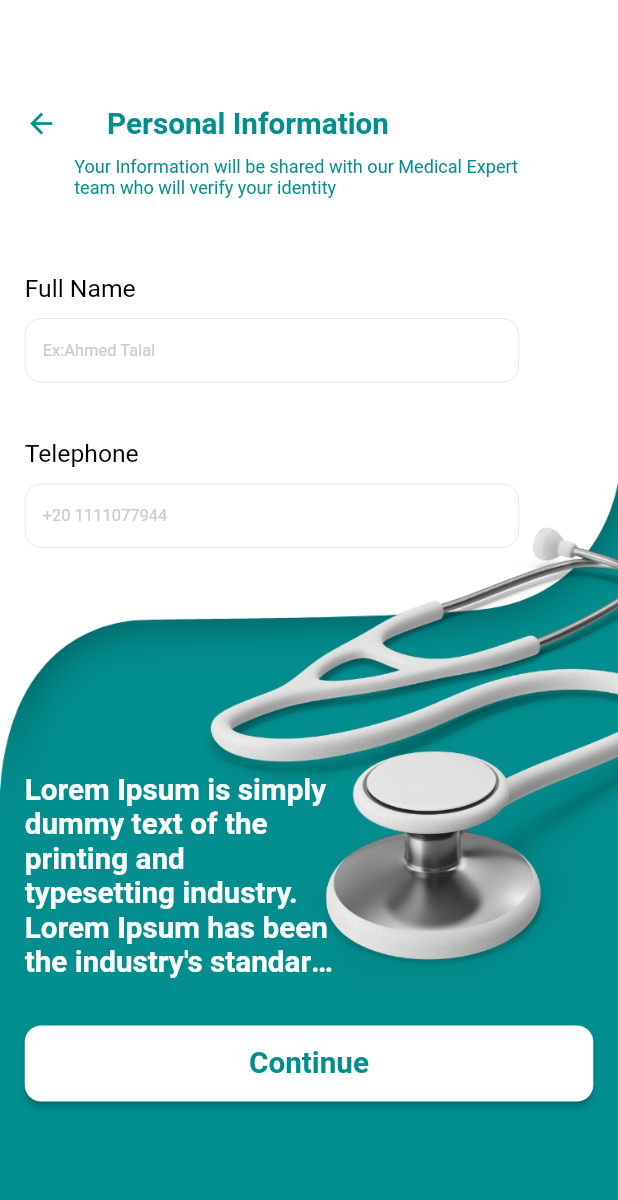
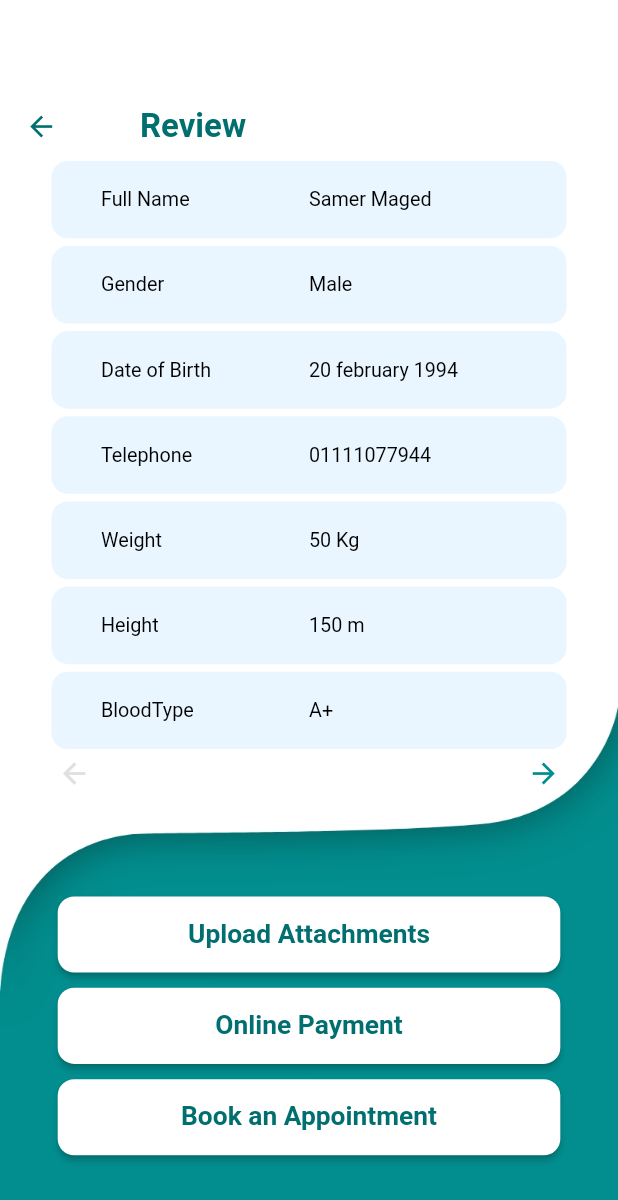
Before and after one commit to Mariam-Awad/Doctor, a Flutter app: the BookingAnAppointmentScreen screen opened by its route, swiped to page 3, on a phone screen of 412 x 824 dp. Shown: the top 1200 px of the screen. Run offline on Flutter 3.47's test engine with Material 2 defaults, Android fonts, the phone set to English and light mode, and no system bars; our stand-ins replace curved_navigation_bar, dio, dotted_border, flutter_otp_text_field, flutter_screenutil, flutter_svg; missing offline and left inert: flutter_rounded_date_picker; generated files the repository leaves out were written again; Roboto replaces fonts that are missing (Lato-Bold, Lato-Regular).

Commit message:
create booking an appointment screen

```diff
--- a/lib/config/l10n/app_en.arb
+++ b/lib/config/l10n/app_en.arb
@@ -77,5 +77,11 @@
   "logout": "Logout",
   "save": "Save",
   "edit": "Edit",
-  "age": "Age"
+  "age": "Age",
+  "weight": "Weight",
+  "height": "Height",
+  "blood_type": "BloodType",
+  "your_problem": "Your Problem",
+  "appointment_date": "Appointment Date",
+  "branch": "Branch"
 }
--- a/lib/config/routes/app_routes.dart
+++ b/lib/config/routes/app_routes.dart
@@ -11,4 +11,5 @@ class AppRoutes {
   static const String verifyIdentityRouteName = "/verifyIdentityScreen";
   static const String biographyRouteName = "/biographyScreen";
   static const String personalInfoRouteName = "/personalInfoScreen";
+  static const String reviewInfoRouteName = "/ReviewBookingInfoScreen";
 }
--- a/lib/config/routes/route_manager.dart
+++ b/lib/config/routes/route_manager.dart
@@ -1,5 +1,6 @@
 import 'package:doctor/config/routes/app_routes.dart';
 import 'package:doctor/presentation/screens/biography_screen.dart';
+import 'package:doctor/presentation/screens/booking_screens/review_booking_info_screen.dart';
 import 'package:doctor/presentation/screens/forget_password_screen.dart';
 import 'package:doctor/presentation/screens/main_screen.dart';
 import 'package:doctor/presentation/screens/my_visits_screen.dart';
@@ -49,6 +50,10 @@ class AppRouteManager {
         return MaterialPageRoute(
           builder: (context) => const BookingAnAppointmentScreen(),
         );
+      case AppRoutes.reviewInfoRouteName:
+        return MaterialPageRoute(
+          builder: (context) => const ReviewBookingInfoScreen(),
+        );
       default:
         return _undefinedRoute();
     }
--- a/lib/core/utils/app_assets_util.dart
+++ b/lib/core/utils/app_assets_util.dart
@@ -96,4 +96,5 @@ class AppAssetsUtil {
       "assets/images/onboardingrightbuttonimpossible.svg";
   static const String onboardingRightButtonpossible =
       "assets/images/onboardingrightbuttonpossible.svg";
+  static const String mapImage = "assets/images/map.jpg";
 }
--- a/lib/presentation/helpers/booking_appointment_screen_helper.dart
+++ b/lib/presentation/helpers/booking_appointment_screen_helper.dart
@@ -2,7 +2,7 @@ import 'package:doctor/core/app_debug_prints.dart';
 import 'package:doctor/core/utils/app_colors_util.dart';
 import 'package:doctor/presentation/screens/booking_screens/personal_info_screen1.dart';
 import 'package:doctor/presentation/screens/booking_screens/personal_info_screen2.dart';
-import 'package:doctor/presentation/screens/booking_screens/personal_info_screen3.dart';
+import 'package:doctor/presentation/screens/booking_screens/review_booking_info_screen.dart';
 import 'package:flutter/material.dart';
 
 class BookingAppointmentScreenHelper {
@@ -23,7 +23,7 @@ class BookingAppointmentScreenHelper {
   List<Widget> bookingScreens = const [
     PersonalInfoScreen1(),
     PersonalInfoScreen2(),
-    PersonalInfoScreen3(),
+    ReviewBookingInfoScreen(),
   ];
 
   navToSecondPage(int pageIndex) {
@@ -35,8 +35,9 @@ class BookingAppointmentScreenHelper {
       );
     }
   }
-  navToThirdPage(int pageIndex){
-    if(gender.isNotEmpty){
+
+  navToThirdPage(int pageIndex) {
+    if (gender.isNotEmpty) {
       bookingController.animateToPage(
         pageIndex,
         duration: const Duration(seconds: 1),
@@ -44,8 +45,6 @@ class BookingAppointmentScreenHelper {
       );
     }
   }
-
-
 
   String gender = '';
   Color maleContainerColor = AppColorUtil.white;
--- /dev/null
+++ b/lib/presentation/helpers/review_booking_info_screen_helper.dart
@@ -0,0 +1,23 @@
+import 'package:doctor/presentation/widgets/review_booking_section_1_widget.dart';
+import 'package:doctor/presentation/widgets/review_booking_section_2_widget.dart';
+import 'package:flutter/material.dart';
+
+class ReviewBookingInfoScreenHelper {
+  static ReviewBookingInfoScreenHelper? _reviewSBookingInfocreenHelper;
+  ReviewBookingInfoScreenHelper._internal();
+  static ReviewBookingInfoScreenHelper instance() {
+    if (_reviewSBookingInfocreenHelper == null) {
+      return _reviewSBookingInfocreenHelper =
+          ReviewBookingInfoScreenHelper._internal();
+    }
+    return _reviewSBookingInfocreenHelper!;
+  }
+
+  List<Widget> reviewScreenSections = const [
+    ReviewBookingSection1Widget(),
+    ReviewBookingSection2Widget(),
+  ];
+
+  PageController pageVIewController = PageController(initialPage: 0);
+  int index = 0;
+}
--- a/lib/presentation/screens/biography_screen.dart
+++ b/lib/presentation/screens/biography_screen.dart
@@ -116,9 +116,14 @@ class BiographyScreen extends StatelessWidget {
               Container(
                 height: 200.h,
                 width: double.maxFinite,
-                color: Colors.grey[300],
-                child: const Center(
-                  child: Text("Map"),
+                decoration: BoxDecoration(
+                  color: Colors.grey[300],
+                  image: const DecorationImage(
+                    image: AssetImage(
+                      AppAssetsUtil.mapImage,
+                    ),
+                    fit: BoxFit.fill,
+                  ),
                 ),
               ),
               20.verticalSpace,
--- a/lib/presentation/screens/booking_screens/personal_info_screen3.dart
+++ /dev/null
@@ -1,174 +0,0 @@
-import 'package:doctor/config/routes/app_navigation_manager.dart';
-import 'package:doctor/config/screen_resizer.dart';
-import 'package:doctor/core/utils/app_assets_util.dart';
-import 'package:doctor/core/utils/app_colors_util.dart';
-import 'package:doctor/core/utils/app_strings.dart';
-import 'package:doctor/core/utils/app_styles_util.dart';
-import 'package:doctor/presentation/helpers/booking_appointment_screen_helper.dart';
-import 'package:doctor/presentation/widgets/app_back_btn_widget.dart';
-import 'package:doctor/presentation/widgets/app_button_widget.dart';
-import 'package:doctor/presentation/widgets/app_text_form_widget.dart';
-import 'package:flutter/material.dart';
-import 'package:flutter_gen/gen_l10n/app_localizations.dart';
-import 'package:flutter_screenutil/flutter_screenutil.dart';
-
-class PersonalInfoScreen3 extends StatelessWidget {
-  const PersonalInfoScreen3({super.key});
-
-  @override
-  Widget build(BuildContext context) {
-    return Scaffold(
-      body: SingleChildScrollView(
-        scrollDirection: Axis.vertical,
-        child: Container(
-          height: ScreenResizer.getScreenHeight(context),
-          width: ScreenResizer.getScreenWidth(context),
-          padding: EdgeInsets.symmetric(vertical: 70.h, horizontal: 15.w),
-          decoration: const BoxDecoration(
-            image: DecorationImage(
-              image: AssetImage(
-                AppAssetsUtil.patientBackgroundSama3aImage,
-              ),
-              fit: BoxFit.cover,
-            ),
-          ),
-          child: Column(
-            mainAxisAlignment: MainAxisAlignment.start,
-            crossAxisAlignment: CrossAxisAlignment.start,
-            children: [
-              AppBackBtnWidget(
-                onClick: () {
-                  BookingAppointmentScreenHelper.instance()
-                      .bookingController
-                      .previousPage(
-                    duration: const Duration(seconds: 1),
-                    curve: Curves.easeInOut,
-                  );
-                },
-                titleIsVisible: true,
-                title: AppLocalizations.of(context)!.personal_information,
-                titleStyle: AppStylesUtil.textBoldStyle(
-                  18.sp,
-                  AppColorUtil.iconsDarkGreen,
-                  FontWeight.bold,
-                ),
-                iconColor: AppColorUtil.iconsDarkGreen,
-                space: 30.horizontalSpace,
-              ),
-              10.verticalSpace,
-              Padding(
-                padding: EdgeInsets.symmetric(horizontal: 30.w),
-                child: Text(
-                  AppLocalizations.of(context)!.your_information_will_be_shared,
-                  style: AppStylesUtil.textBoldStyle(
-                    11.sp,
-                    AppColorUtil.textDarkGreen,
-                    FontWeight.w400,
-                  ),
-                ),
-              ),
-              50.verticalSpace,
-              Form(
-                child: Column(
-                  mainAxisAlignment: MainAxisAlignment.start,
-                  crossAxisAlignment: CrossAxisAlignment.start,
-                  children: [
-                    Text(
-                      AppLocalizations.of(context)!.full_name,
-                      style: AppStylesUtil.textBoldStyle(
-                        15.sp,
-                        Colors.black,
-                        FontWeight.w400,
-                      ),
-                    ),
-                    10.verticalSpace,
-                    AppTextFormWidget(
-                      hint: "enter your full name",
-                      textFormFieldWidth: 300.w,
-                      textType: TextInputType.text,
-                      onChangeListener: (value) {},
-                      onValidateListener: (value) {},
-                      sideColor: AppColorUtil.shadowGrey,
-                      radius: 10.sp,
-                      sideWidth: .5,
-                      initialValue: "",
-                      fillColor: AppColorUtil.white,
-                      isFiled: true,
-                      fontType: appFontBold,
-                      hintSize: 10.sp,
-                      textSize: 10.sp,
-                      label: "Ex:Ahmed Talal",
-                      labelSize: 20.sp,
-                    ),
-                    20.verticalSpace,
-                    Text(
-                      AppLocalizations.of(context)!.telephone,
-                      style: AppStylesUtil.textBoldStyle(
-                        15.sp,
-                        Colors.black,
-                        FontWeight.w400,
-                      ),
-                    ),
-                    10.verticalSpace,
-                    AppTextFormWidget(
-                      hint: "enter your phone number",
-                      textFormFieldWidth: 300.w,
-                      textType: TextInputType.number,
-                      onChangeListener: (value) {},
-                      onValidateListener: (value) {},
-                      sideColor: AppColorUtil.shadowGrey,
-                      radius: 10.sp,
-                      sideWidth: .5,
-                      initialValue: "",
-                      fillColor: AppColorUtil.white,
-                      isFiled: true,
-                      fontType: appFontBold,
-                      hintSize: 10.sp,
-                      textSize: 10.sp,
-                      label: "+20 1111077944",
-                      labelSize: 20.sp,
-                    ),
-                  ],
-                ),
-              ),
-              130.verticalSpace,
-              SizedBox(
-                width: ScreenResizer.getScreenWidth(context) / 2,
-                child: Text(
-                  loremText,
-                  maxLines: 6,
-                  overflow: TextOverflow.ellipsis,
-                  style: AppStylesUtil.textBoldStyle(
-                    18.sp,
-                    AppColorUtil.white,
-                    FontWeight.bold,
-                  ),
-                ),
-              ),
-              30.verticalSpace,
-              AppButtonWidget(
-                onClick: () {},
-                customChild: Text(
-                  AppLocalizations.of(context)!.continues,
-                  style: AppStylesUtil.textBoldStyle(
-                    18.sp,
-                    AppColorUtil.iconsDarkGreen,
-                    FontWeight.bold,
-                  ),
-                ),
-                btnBackgroundColor: AppColorUtil.white,
-                btnSize: Size(
-                  double.maxFinite,
-                  50.h,
-                ),
-                btnRadius: 10.sp,
-                width: double.maxFinite,
-                height: 50.h,
-              ),
-            ],
-          ),
-        ),
-      ),
-    );
-  }
-}
--- /dev/null
+++ b/lib/presentation/screens/booking_screens/review_booking_info_screen.dart
@@ -0,0 +1,197 @@
+import 'package:doctor/config/screen_resizer.dart';
+import 'package:doctor/core/utils/app_assets_util.dart';
+import 'package:doctor/core/utils/app_colors_util.dart';
+import 'package:doctor/core/utils/app_styles_util.dart';
+import 'package:doctor/presentation/helpers/booking_appointment_screen_helper.dart';
+import 'package:doctor/presentation/helpers/review_booking_info_screen_helper.dart';
+import 'package:doctor/presentation/widgets/app_back_btn_widget.dart';
+import 'package:doctor/presentation/widgets/app_button_widget.dart';
+import 'package:flutter/material.dart';
+import 'package:flutter_screenutil/flutter_screenutil.dart';
+import 'package:flutter_gen/gen_l10n/app_localizations.dart';
+
+class ReviewBookingInfoScreen extends StatelessWidget {
+  const ReviewBookingInfoScreen({super.key});
+
+  @override
+  Widget build(BuildContext context) {
+    return Scaffold(
+      body: SingleChildScrollView(
+        scrollDirection: Axis.vertical,
+        child: Container(
+          height: ScreenResizer.getScreenHeight(context),
+          width: ScreenResizer.getScreenWidth(context),
+          padding: EdgeInsets.symmetric(horizontal: 15.w),
+          decoration: const BoxDecoration(
+            image: DecorationImage(
+              image: AssetImage(
+                AppAssetsUtil.reviewBackgroundImage,
+              ),
+              fit: BoxFit.fill,
+            ),
+          ),
+          child: Column(
+            children: [
+              70.verticalSpace,
+              AppBackBtnWidget(
+                onClick: () {
+                  BookingAppointmentScreenHelper.instance()
+                      .bookingController
+                      .previousPage(
+                        duration: const Duration(seconds: 1),
+                        curve: Curves.easeInOut,
+                      );
+                },
+                titleIsVisible: true,
+                titleStyle: AppStylesUtil.textBoldStyle(
+                  20.sp,
+                  AppColorUtil.darkGreen,
+                  FontWeight.bold,
+                ),
+                iconColor: AppColorUtil.darkGreen,
+                space: 50.horizontalSpace,
+                title: AppLocalizations.of(context)!.review,
+              ),
+              10.verticalSpace,
+              SizedBox(
+                height: ScreenResizer.getScreenHeight(context) / 2.1,
+                child: PageView.builder(
+                  physics: const NeverScrollableScrollPhysics(),
+                  controller: ReviewBookingInfoScreenHelper.instance()
+                      .pageVIewController,
+                  itemCount: ReviewBookingInfoScreenHelper.instance()
+                      .reviewScreenSections
+                      .length,
+                  itemBuilder: (context, index) {
+                    return ReviewBookingInfoScreenHelper.instance()
+                        .reviewScreenSections[index];
+                  },
+                ),
+              ),
+              5.verticalSpace,
+              StatefulBuilder(
+                builder: (context, setState) {
+                  return Padding(
+                    padding: EdgeInsets.symmetric(horizontal: 20.w),
+                    child: Row(
+                      mainAxisAlignment: MainAxisAlignment.spaceBetween,
+                      children: [
+                        InkWell(
+                          onTap: () {
+                            setState(() {
+                              ReviewBookingInfoScreenHelper.instance()
+                                  .pageVIewController
+                                  .previousPage(
+                                    duration: const Duration(seconds: 1),
+                                    curve: Curves.easeInOut,
+                                  );
+                              ReviewBookingInfoScreenHelper.instance().index =
+                                  0;
+                            });
+                          },
+                          child: Icon(
+                            Icons.arrow_back,
+                            size: 20.sp,
+                            color: ReviewBookingInfoScreenHelper.instance()
+                                        .index ==
+                                    1
+                                ? AppColorUtil.iconsDarkGreen
+                                : Colors.grey[300],
+                          ),
+                        ),
+                        InkWell(
+                          onTap: () {
+                            setState(() {
+                              ReviewBookingInfoScreenHelper.instance()
+                                  .pageVIewController
+                                  .animateToPage(
+                                    1,
+                                    duration: const Duration(seconds: 1),
+                                    curve: Curves.easeInOut,
+                                  );
+                              ReviewBookingInfoScreenHelper.instance().index =
+                                  1;
+                            });
+                          },
+                          child: Icon(
+                            Icons.arrow_forward,
+                            size: 20.sp,
+                            color: ReviewBookingInfoScreenHelper.instance()
+                                        .index ==
+                                    0
+                                ? AppColorUtil.iconsDarkGreen
+                                : Colors.grey[300],
+                          ),
+                        ),
+                      ],
+                    ),
+                  );
+                },
+              ),
+              70.verticalSpace,
+              Padding(
+                padding: EdgeInsets.symmetric(horizontal: 20.w),
+                child: AppButtonWidget(
+                  onClick: () {},
+                  customChild: Text(
+                    AppLocalizations.of(context)!.upload_attachments,
+                    style: AppStylesUtil.textBoldStyle(
+                      16.sp,
+                      AppColorUtil.darkGreen,
+                      FontWeight.bold,
+                    ),
+                  ),
+                  btnBackgroundColor: AppColorUtil.white,
+                  btnSize: Size(double.maxFinite,50.h),
+                  btnRadius: 10.sp,
+                  width: double.maxFinite,
+                  height: 50.h,
+                ),
+              ),
+              10.verticalSpace,
+              Padding(
+                padding:EdgeInsets.symmetric(horizontal: 20.w),
+                child: AppButtonWidget(
+                  onClick: () {},
+                  customChild: Text(
+                    AppLocalizations.of(context)!.online_payment,
+                    style: AppStylesUtil.textBoldStyle(
+                      16.sp,
+                      AppColorUtil.darkGreen,
+                      FontWeight.bold,
+                    ),
+                  ),
+                  btnBackgroundColor: AppColorUtil.white,
+                  btnSize: Size(double.maxFinite,50.h),
+                  btnRadius: 10.sp,
+                  width: double.maxFinite,
+                  height: 50.h,
+                ),
+              ),
+              10.verticalSpace,
+              Padding(
+                  padding: EdgeInsets.symmetric(horizontal: 20.w),
+                child: AppButtonWidget(
+                  onClick: () {},
+                  customChild: Text(
+                    AppLocalizations.of(context)!.book_an_appointment,
+                    style: AppStylesUtil.textBoldStyle(
+                      16.sp,
+                      AppColorUtil.darkGreen,
+                      FontWeight.bold,
+                    ),
+                  ),
+                  btnBackgroundColor: AppColorUtil.white,
+                  btnSize: Size(double.maxFinite,50.h),
+                  btnRadius: 10.sp,
+                  width: double.maxFinite,
+                  height: 50.h,
+                ),
+              ),
+            ],
+          ),
+        ),
+      ),
+    );
+  }
+}
--- /dev/null
+++ b/lib/presentation/widgets/review_booking_section_1_widget.dart
@@ -0,0 +1,53 @@
+import 'package:doctor/presentation/widgets/review_booking_view_widget.dart';
+import 'package:flutter/material.dart';
+import 'package:flutter_gen/gen_l10n/app_localizations.dart';
+import 'package:flutter_screenutil/flutter_screenutil.dart';
+
+class ReviewBookingSection1Widget extends StatelessWidget {
+  const ReviewBookingSection1Widget({super.key});
+
+  @override
+  Widget build(BuildContext context) {
+    return SizedBox(
+      width: double.maxFinite,
+      child: Column(
+        children: [
+          ReviewBookingViewWidget(
+            title: AppLocalizations.of(context)!.full_name,
+            value: "Samer Maged",
+          ),
+          5.verticalSpace,
+          ReviewBookingViewWidget(
+            title: AppLocalizations.of(context)!.gender,
+            value: "Male",
+          ),
+          5.verticalSpace,
+          ReviewBookingViewWidget(
+            title: AppLocalizations.of(context)!.date_of_birth,
+            value: "20 february 1994",
+          ),
+          5.verticalSpace,
+          ReviewBookingViewWidget(
+            title: AppLocalizations.of(context)!.telephone,
+            value: "01111077944",
+          ),
+          5.verticalSpace,
+          ReviewBookingViewWidget(
+            title: AppLocalizations.of(context)!.weight,
+            value: "50 Kg",
+          ),
+          5.verticalSpace,
+          ReviewBookingViewWidget(
+            title: AppLocalizations.of(context)!.height,
+            value: "150 m",
+          ),
+          5.verticalSpace,
+          ReviewBookingViewWidget(
+            title: AppLocalizations.of(context)!.blood_type,
+            value: "A+",
+          ),
+        ],
+      ),
+    );
+  }
+}
--- /dev/null
+++ b/lib/presentation/widgets/review_booking_section_2_widget.dart
@@ -0,0 +1,44 @@
+import 'package:doctor/presentation/widgets/review_booking_view_widget.dart';
+import 'package:flutter/material.dart';
+import 'package:flutter_gen/gen_l10n/app_localizations.dart';
+import 'package:flutter_screenutil/flutter_screenutil.dart';
+
+class ReviewBookingSection2Widget extends StatelessWidget {
+  const ReviewBookingSection2Widget({super.key});
+
+  @override
+  Widget build(BuildContext context) {
+    return SizedBox(
+      width: double.maxFinite,
+      child: Column(
+        children: [
+          ReviewBookingViewWidget(
+            title: AppLocalizations.of(context)!.age,
+            value: "30",
+          ),
+          5.verticalSpace,
+          ReviewBookingViewWidget(
+            title: AppLocalizations.of(context)!.visit_type,
+            value: "Medical Consultation",
+          ),
+          5.verticalSpace,
+          ReviewBookingViewWidget(
+            title: AppLocalizations.of(context)!.your_problem,
+            value: "Stomach Pain",
+          ),
+          5.verticalSpace,
+          ReviewBookingViewWidget(
+            title: AppLocalizations.of(context)!.appointment_date,
+            value: "11:04 am",
+          ),
+          5.verticalSpace,
+          ReviewBookingViewWidget(
+            title: AppLocalizations.of(context)!.branch,
+            value: "16-El-fath Street ,Mohandsien Mit Okba , Giza Government",
+          ),
+          5.verticalSpace,
+        ],
+      ),
+    );
+  }
+}
--- /dev/null
+++ b/lib/presentation/widgets/review_booking_view_widget.dart
@@ -0,0 +1,54 @@
+import 'package:doctor/config/screen_resizer.dart';
+import 'package:doctor/core/utils/app_colors_util.dart';
+import 'package:doctor/core/utils/app_styles_util.dart';
+import 'package:flutter/material.dart';
+import 'package:flutter_screenutil/flutter_screenutil.dart';
+
+class ReviewBookingViewWidget extends StatelessWidget {
+  const ReviewBookingViewWidget({
+    required this.title,
+    required this.value,
+    super.key,
+  });
+  final String title;
+  final dynamic value;
+  @override
+  Widget build(BuildContext context) {
+    return Expanded(
+      child: Container(
+        width: ScreenResizer.getScreenWidth(context)/1.2,
+        padding: EdgeInsets.symmetric(horizontal: 30.w),
+        decoration: BoxDecoration(
+          color: AppColorUtil.lightBabyBlue,
+          borderRadius: BorderRadius.circular(10.sp),
+        ),
+        child: Row(
+          mainAxisAlignment: MainAxisAlignment.spaceBetween,
+          crossAxisAlignment: CrossAxisAlignment.center,
+          children: [
+            Expanded(
+              child: Text(
+                title,
+                style: AppStylesUtil.textBoldStyle(
+                  12.sp,
+                  Colors.black,
+                  FontWeight.w400,
+                ),
+              ),
+            ),
+            Expanded(
+              child: Text(
+                value.toString(),
+                style: AppStylesUtil.textBoldStyle(
+                  12.sp,
+                  Colors.black,
+                  FontWeight.w400,
+                ),
+              ),
+            ),
+          ],
+        ),
+      ),
+    );
+  }
+}
```
Also changed, not shown: assets/images/map.jpg (added).
